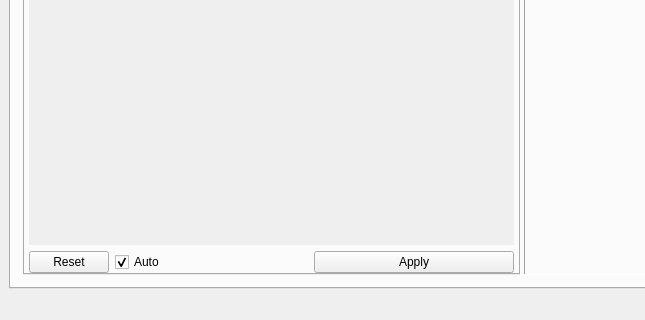
Before: the Qt Designer form qtgui/luxrender.ui in sungsoo/luxrender-lux, drawn with Qt 5; both pictures show x 0 to 645 and y 416 to 736 of the 947 by 736 pixel window.
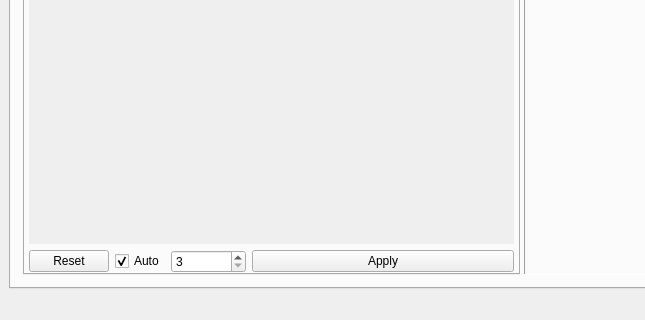
After: the same form once the commit is applied. Icons and pictures are not drawn.

Commit message: Added override of display interval in GUI.

Patch:
```diff
--- a/qtgui/luxrender.ui
+++ b/qtgui/luxrender.ui
@@ -282,20 +282,51 @@
                </property>
               </widget>
              </item>
-             <item row="1" column="3">
+              <item row="1" column="2">
+                <widget class="QSpinBox" name="spinBox_overrideDisplayInterval">
+                  <property name="sizePolicy">
+                    <sizepolicy hsizetype="Fixed" vsizetype="Fixed">
+                      <horstretch>0</horstretch>
+                      <verstretch>0</verstretch>
+                    </sizepolicy>
+                  </property>
+                  <property name="minimumSize">
+                    <size>
+                      <width>75</width>
+                      <height>0</height>
+                    </size>
+                  </property>
+                  <property name="toolTip">
+                    <string>Override display interval (seconds)</string>
+                  </property>
+                  <property name="maximum">
+                    <number>3600</number>
+                  </property>
+                  <property name="minimum">
+                    <number>3</number>
+                  </property>
+                  <property name="value">
+                    <number>0</number>
+                  </property>
+                  <property name="singleStep">
+                    <number>10</number>
+                  </property>
+                </widget>
+              </item>
+              <item row="1" column="3">
               <widget class="QPushButton" name="button_imagingApply">
                <property name="enabled">
                 <bool>true</bool>
                </property>
                <property name="sizePolicy">
-                <sizepolicy hsizetype="Minimum" vsizetype="Fixed">
+                <sizepolicy hsizetype="MinimumExpanding" vsizetype="Fixed">
                  <horstretch>0</horstretch>
                  <verstretch>0</verstretch>
                 </sizepolicy>
                </property>
                <property name="minimumSize">
                 <size>
-                 <width>200</width>
+                 <width>100</width>
                  <height>0</height>
                 </size>
                </property>
@@ -345,19 +376,6 @@
                </widget>
               </widget>
              </item>
-             <item row="1" column="2">
-              <spacer name="horizontalSpacer">
-               <property name="orientation">
-                <enum>Qt::Horizontal</enum>
-               </property>
-               <property name="sizeHint" stdset="0">
-                <size>
-                 <width>40</width>
-                 <height>20</height>
-                </size>
-               </property>
-              </spacer>
-             </item>
             </layout>
            </widget>
            <widget class="QWidget" name="tab_lightGroups">
```
The commit also changes 3 other files.
